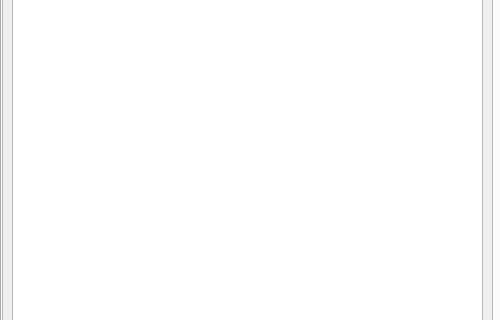
Before: the Qt Designer form UI/UserScreen.ui in 1412kauti/ProjectHurricane, drawn with Qt 5; both pictures show x 0 to 500 and y 180 to 500 of the 500 by 500 pixel window.
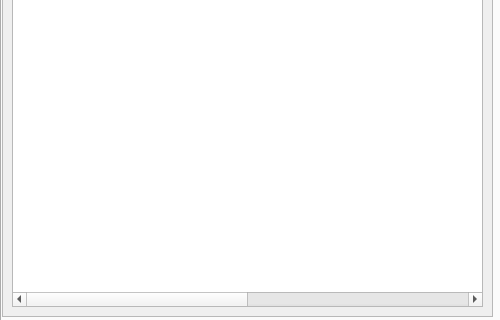
After: the same form once the commit is applied.

The edit to the form file:
```diff
--- a/UI/UserScreen.ui
+++ b/UI/UserScreen.ui
@@ -297,7 +297,7 @@
        <x>0</x>
        <y>0</y>
        <width>491</width>
-       <height>471</height>
+       <height>441</height>
       </rect>
      </property>
      <property name="widgetResizable">
@@ -309,7 +309,7 @@
         <x>0</x>
         <y>0</y>
         <width>489</width>
-        <height>469</height>
+        <height>439</height>
        </rect>
       </property>
       <layout class="QVBoxLayout" name="verticalLayout_2">
```
Left out of the diff: 6 changed lines with no effect on the pictures.
